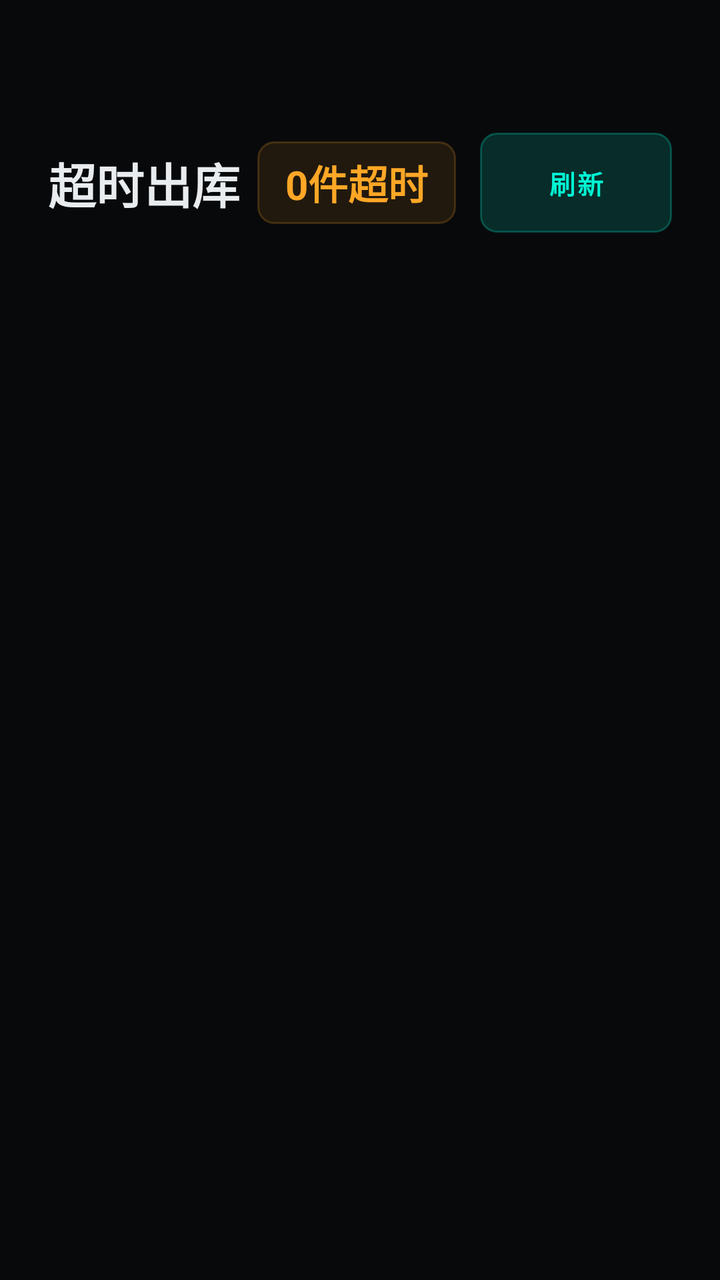
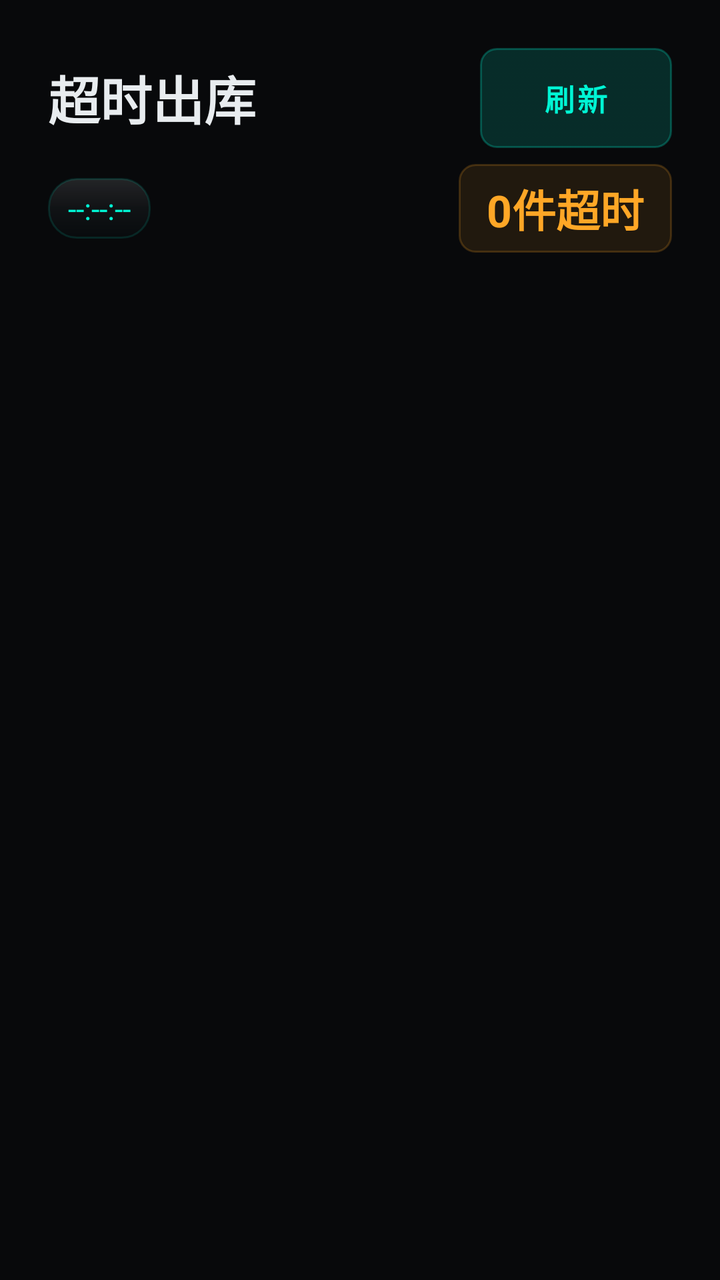

Before-and-after screenshots of an Android layout around one commit, followed by the original layout XML and the change that was made.
<!-- AndroidManifest.xml: application theme Theme.Chajianzhushou -->
<!-- res/layout/fragment_timeout.xml -->
<?xml version="1.0" encoding="utf-8"?>
<FrameLayout xmlns:android="http://schemas.android.com/apk/res/android"
    android:layout_width="match_parent"
    android:layout_height="match_parent"
    android:background="@color/bg">

    <ScrollView
        android:layout_width="match_parent"
        android:layout_height="match_parent"
        android:fillViewport="true">

        <LinearLayout
            android:layout_width="match_parent"
            android:layout_height="wrap_content"
            android:orientation="vertical"
            android:paddingLeft="@dimen/pad_page"
            android:paddingTop="@dimen/spacing_3xl"
            android:paddingRight="@dimen/pad_page"
            android:paddingBottom="@dimen/pad_page_bottom">

            
            <LinearLayout
                android:layout_width="match_parent"
                android:layout_height="wrap_content"
                android:orientation="horizontal"
                android:gravity="center_vertical"
                android:layout_marginBottom="@dimen/spacing_2xl">

                
                <LinearLayout
                    android:layout_width="0dp"
                    android:layout_height="wrap_content"
                    android:layout_weight="1"
                    android:orientation="horizontal"
                    android:gravity="center_vertical">

                    <TextView
                        android:layout_width="wrap_content"
                        android:layout_height="wrap_content"
                        android:text="超时出库"
                        android:textColor="@color/ink"
                        android:textSize="@dimen/txt_xl"
                        android:textStyle="bold" />

                    
                    <TextView
                        android:id="@+id/tv_countdown"
                        android:layout_width="wrap_content"
                        android:layout_height="wrap_content"
                        android:layout_marginLeft="@dimen/spacing_lg"
                        android:background="@drawable/bg_header_countdown"
                        android:textColor="@color/accent"
                        android:textSize="@dimen/txt_sm"
                        android:text="--:--:--"
                        android:paddingHorizontal="@dimen/card_margin_bottom"
                        android:paddingVertical="5dp"
                        android:visibility="visible" />
                </LinearLayout>

                
                <LinearLayout
                    android:layout_width="wrap_content"
                    android:layout_height="wrap_content"
                    android:orientation="horizontal"
                    android:gravity="center_vertical">

                    
                    <TextView
                        android:id="@+id/tv_timeout_count"
                        android:layout_width="wrap_content"
                        android:layout_height="wrap_content"
                        android:background="@drawable/bg_timeout_count"
                        android:textColor="@color/warning"
                        android:textSize="@dimen/txt_lg"
                        android:textStyle="bold"
                        android:paddingHorizontal="@dimen/pad_card_h"
                        android:paddingVertical="@dimen/spacing_sm"
                        android:text="0件超时"
                        android:layout_marginEnd="@dimen/spacing_lg" />

                    
                    <Button
                        android:id="@+id/btn_refresh"
                        android:layout_width="wrap_content"
                        android:layout_height="@dimen/input_height_lg"
                        android:minWidth="96dp"
                        android:paddingHorizontal="@dimen/pad_card_h"
                        android:background="@drawable/bg_btn_accent"
                        android:textColor="@color/accent"
                        android:textSize="@dimen/txt_sm"
                        android:textStyle="bold"
                        android:text="刷新" />
                </LinearLayout>
            </LinearLayout>

            
            <LinearLayout
                android:id="@+id/timeout_list_container"
                android:layout_width="match_parent"
                android:layout_height="wrap_content"
                android:orientation="vertical" />

            
            <LinearLayout
                android:id="@+id/tv_timeout_empty"
                android:layout_width="match_parent"
                android:layout_height="wrap_content"
                android:orientation="vertical"
                android:gravity="center"
                android:paddingVertical="@dimen/empty_padding_vertical"
                android:visibility="gone">

                <TextView
                    android:layout_width="@dimen/empty_icon_size"
                    android:layout_height="@dimen/empty_icon_size"
                    android:text="✅"
                    android:textSize="@dimen/empty_icon_txt"
                    android:gravity="center"
                    android:alpha="0.5"
                    android:layout_marginBottom="@dimen/pad_card_v" />

                <TextView
                    android:layout_width="wrap_content"
                    android:layout_height="wrap_content"
                    android:text="暂无超时件"
                    android:textColor="@color/ink2"
                    android:textSize="@dimen/txt_base"
                    android:textStyle="bold"
                    android:layout_marginBottom="@dimen/spacing_md" />

                <TextView
                    android:layout_width="wrap_content"
                    android:layout_height="wrap_content"
                    android:text="当前没有需要出库的超时包裹"
                    android:textColor="@color/muted"
                    android:textSize="@dimen/txt_base"
                    android:gravity="center" />
            </LinearLayout>

            
            <ProgressBar
                android:id="@+id/progress_bar"
                android:layout_width="wrap_content"
                android:layout_height="wrap_content"
                android:layout_gravity="center"
                android:visibility="gone"
                android:indeterminateTint="@color/warning"
                android:layout_marginTop="40dp" />
        </LinearLayout>
    </ScrollView>

    
    <FrameLayout
        android:id="@+id/loading_mask"
        android:layout_width="match_parent"
        android:layout_height="match_parent"
        android:background="#80000000"
        android:clickable="true"
        android:focusable="true"
        android:visibility="gone">

        <LinearLayout
            android:layout_width="wrap_content"
            android:layout_height="wrap_content"
            android:layout_gravity="center"
            android:orientation="vertical"
            android:gravity="center"
            android:paddingHorizontal="32dp"
            android:paddingVertical="@dimen/spacing_3xl"
            android:background="@drawable/bg_toast">

            <ProgressBar
                android:layout_width="@dimen/progress_size"
                android:layout_height="@dimen/progress_size"
                android:indeterminateTint="@color/accent"
                android:layout_marginBottom="@dimen/spacing_lg" />

            <TextView
                android:layout_width="wrap_content"
                android:layout_height="wrap_content"
                android:text="正在加载超时件..."
                android:textColor="@color/ink2"
                android:textSize="@dimen/txt_base" />
        </LinearLayout>
    </FrameLayout>
</FrameLayout>
<!-- resources referenced by this layout -->
<resources>
  <color name="accent">#FF00F5D4</color>
  <color name="bg">#FF08090B</color>
  <color name="ink">#FFE8ECEF</color>
  <color name="ink2">#FFD2D7DC</color>
  <color name="muted">#FF9BA4AD</color>
  <color name="warning">#FFFFA726</color>
  <dimen name="card_margin_bottom">10dp</dimen>
  <dimen name="empty_icon_size">72dp</dimen>
  <dimen name="empty_icon_txt">36sp</dimen>
  <dimen name="empty_padding_vertical">48dp</dimen>
  <dimen name="input_height_lg">50dp</dimen>
  <dimen name="pad_card_h">14dp</dimen>
  <dimen name="pad_card_v">14dp</dimen>
  <dimen name="pad_page">24dp</dimen>
  <dimen name="pad_page_bottom">80dp</dimen>
  <dimen name="progress_size">40dp</dimen>
  <dimen name="spacing_2xl">20dp</dimen>
  <dimen name="spacing_3xl">24dp</dimen>
  <dimen name="spacing_lg">12dp</dimen>
  <dimen name="spacing_md">8dp</dimen>
  <dimen name="spacing_sm">6dp</dimen>
  <dimen name="txt_base">15sp</dimen>
  <dimen name="txt_lg">20sp</dimen>
  <dimen name="txt_sm">13sp</dimen>
  <dimen name="txt_xl">24sp</dimen>
  <!-- drawable bg_header_countdown (drawable) -->
  <?xml version="1.0" encoding="utf-8"?>
  <layer-list xmlns:android="http://schemas.android.com/apk/res/android">
      <item>
          <shape android:shape="rectangle">
              <gradient android:type="linear" android:angle="112"
                  android:startColor="#6B484A4C" android:centerColor="#80181B1E"
                  android:endColor="#8A080C0E" />
              <corners android:radius="14dp" />
              <stroke android:width="1dp" android:color="@color/accent_12" />
          </shape>
      </item>
  </layer-list>
  <!-- drawable bg_timeout_count (drawable) -->
  <?xml version="1.0" encoding="utf-8"?>
  <shape xmlns:android="http://schemas.android.com/apk/res/android" android:shape="rectangle">
      <solid android:color="@color/warning_10" />
      <corners android:radius="8dp" />
      <stroke android:width="1dp" android:color="@color/warning_20" />
  </shape>
  <!-- drawable bg_toast (drawable) -->
  <?xml version="1.0" encoding="utf-8"?>
  <shape xmlns:android="http://schemas.android.com/apk/res/android" android:shape="rectangle">
      <solid android:color="@color/accent_15" />
      <corners android:radius="10dp" />
      <stroke android:width="1dp" android:color="@color/accent_25" />
  </shape>
  <style name="Theme.Chajianzhushou" parent="Theme.MaterialComponents.DayNight.NoActionBar">
          <item name="colorPrimary">@color/accent</item>
          <item name="colorPrimaryVariant">#FF00C4A7</item>
          <item name="colorOnPrimary">@color/bg</item>
          <item name="colorSecondary">@color/accent</item>
          <item name="colorSecondaryVariant">#FF00C4A7</item>
          <item name="colorOnSecondary">@color/bg</item>
          <item name="android:colorBackground">@color/bg</item>
          <item name="colorSurface">@color/card_solid</item>
          <item name="colorOnSurface">@color/ink</item>
          <item name="android:statusBarColor">@color/bg</item>
          <item name="android:navigationBarColor">#FF101216</item>
          <item name="android:windowLightStatusBar">false</item>
          <item name="android:windowBackground">@color/bg</item>
      </style>
  <color name="accent_25">#4000F5D4</color>
  <color name="accent_40">#6600F5D4</color>
  <color name="accent_08">#1400F5D4</color>
  <color name="accent_15">#2600F5D4</color>
  <color name="accent_12">#1F00F5D4</color>
  <color name="warning_10">#1AFFA726</color>
  <color name="warning_20">#33FFA726</color>
  <color name="card_solid">#FF171A1F</color>
  <!-- unchanged entries left out for length: 1 -->
</resources>

<!-- the commit's change to res/layout/fragment_timeout.xml (unified diff, before → after) -->
@@ -22,61 +22,23 @@
             <LinearLayout
                 android:layout_width="match_parent"
                 android:layout_height="wrap_content"
-                android:orientation="horizontal"
-                android:gravity="center_vertical"
+                android:orientation="vertical"
                 android:layout_marginBottom="@dimen/spacing_2xl">
 
-                
                 <LinearLayout
-                    android:layout_width="0dp"
+                    android:layout_width="match_parent"
                     android:layout_height="wrap_content"
-                    android:layout_weight="1"
                     android:orientation="horizontal"
                     android:gravity="center_vertical">
 
                     <TextView
-                        android:layout_width="wrap_content"
+                        android:layout_width="0dp"
                         android:layout_height="wrap_content"
+                        android:layout_weight="1"
                         android:text="超时出库"
                         android:textColor="@color/ink"
                         android:textSize="@dimen/txt_xl"
                         android:textStyle="bold" />
-
-                    
-                    <TextView
-                        android:id="@+id/tv_countdown"
-                        android:layout_width="wrap_content"
-                        android:layout_height="wrap_content"
-                        android:layout_marginLeft="@dimen/spacing_lg"
-                        android:background="@drawable/bg_header_countdown"
-                        android:textColor="@color/accent"
-                        android:textSize="@dimen/txt_sm"
-                        android:text="--:--:--"
-                        android:paddingHorizontal="@dimen/card_margin_bottom"
-                        android:paddingVertical="5dp"
-                        android:visibility="visible" />
-                </LinearLayout>
-
-                
-                <LinearLayout
-                    android:layout_width="wrap_content"
-                    android:layout_height="wrap_content"
-                    android:orientation="horizontal"
-                    android:gravity="center_vertical">
-
-                    
-                    <TextView
-                        android:id="@+id/tv_timeout_count"
-                        android:layout_width="wrap_content"
-                        android:layout_height="wrap_content"
-                        android:background="@drawable/bg_timeout_count"
-                        android:textColor="@color/warning"
-                        android:textSize="@dimen/txt_lg"
-                        android:textStyle="bold"
-                        android:paddingHorizontal="@dimen/pad_card_h"
-                        android:paddingVertical="@dimen/spacing_sm"
-                        android:text="0件超时"
-                        android:layout_marginEnd="@dimen/spacing_lg" />
 
                     
                     <Button
@@ -90,6 +52,49 @@
                         android:textSize="@dimen/txt_sm"
                         android:textStyle="bold"
                         android:text="刷新" />
+                </LinearLayout>
+
+                
+                <LinearLayout
+                    android:layout_width="match_parent"
+                    android:layout_height="wrap_content"
+                    android:orientation="horizontal"
+                    android:gravity="center_vertical"
+                    android:layout_marginTop="@dimen/spacing_md">
+
+                    
+                    <TextView
+                        android:id="@+id/tv_countdown"
+                        android:layout_width="wrap_content"
+                        android:layout_height="wrap_content"
+                        android:background="@drawable/bg_header_countdown"
+                        android:textColor="@color/accent"
+                        android:textSize="@dimen/txt_sm"
+                        android:text="--:--:--"
+                        android:maxWidth="180dp"
+                        android:singleLine="true"
+                        android:ellipsize="end"
+                        android:paddingHorizontal="@dimen/card_margin_bottom"
+                        android:paddingVertical="5dp"
+                        android:visibility="visible" />
+
+                    <LinearLayout
+                        android:layout_width="0dp"
+                        android:layout_height="wrap_content"
+                        android:layout_weight="1" />
+
+                    
+                    <TextView
+                        android:id="@+id/tv_timeout_count"
+                        android:layout_width="wrap_content"
+                        android:layout_height="wrap_content"
+                        android:background="@drawable/bg_timeout_count"
+                        android:textColor="@color/warning"
+                        android:textSize="@dimen/txt_lg"
+                        android:textStyle="bold"
+                        android:paddingHorizontal="@dimen/pad_card_h"
+                        android:paddingVertical="@dimen/spacing_sm"
+                        android:text="0件超时" />
                 </LinearLayout>
             </LinearLayout>
 
<!-- resource entries referenced after the edit -->
@@ -21,10 +21,10 @@
   <dimen name="spacing_lg">12dp</dimen>
   <dimen name="spacing_md">8dp</dimen>
   <dimen name="spacing_sm">6dp</dimen>
-  <dimen name="txt_base">15sp</dimen>
-  <dimen name="txt_lg">20sp</dimen>
-  <dimen name="txt_sm">13sp</dimen>
-  <dimen name="txt_xl">24sp</dimen>
+  <dimen name="txt_base">17sp</dimen>
+  <dimen name="txt_lg">22sp</dimen>
+  <dimen name="txt_sm">15sp</dimen>
+  <dimen name="txt_xl">26sp</dimen>
   <!-- drawable bg_header_countdown (drawable) -->
   <?xml version="1.0" encoding="utf-8"?>
   <layer-list xmlns:android="http://schemas.android.com/apk/res/android">
